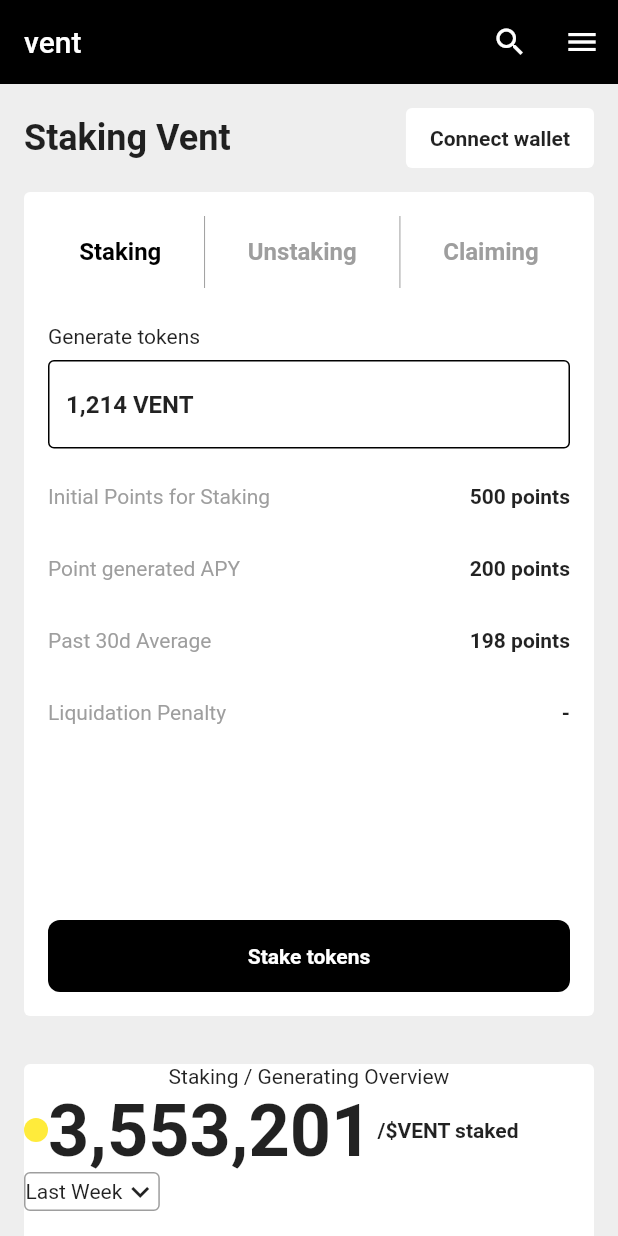
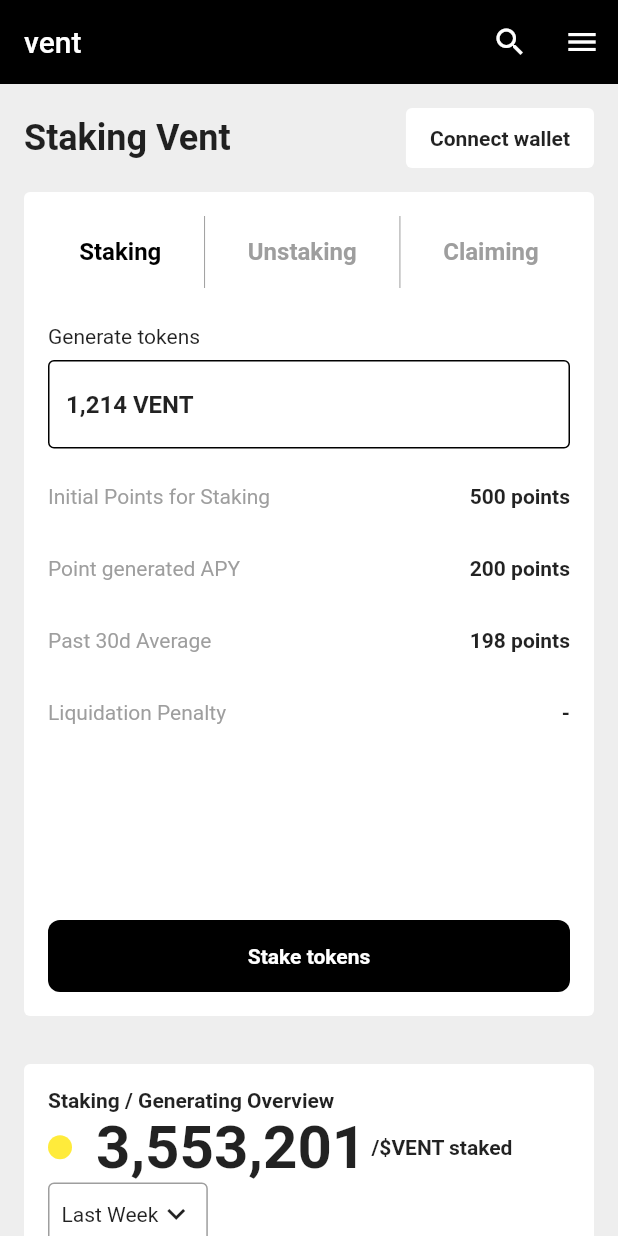
Before and after one commit to JAICHANGPARK/flutter_notebook_19th_story, a Flutter app: the screen it shows after launch, on a phone screen of 412 x 824 dp. Run offline on Flutter 3.47's test engine with Material 2 defaults, Android fonts, the phone set to English and light mode, and no system bars; drawn by our look-alikes of countup; our stand-ins replace cached_network_image, flutter_riverpod, freezed_annotation, smooth_page_indicator, video_player.

Commit message:
Update staking_main_page.dart

```diff
--- a/lib/ep1117_staking_app/src/ui/staking_main_page.dart
+++ b/lib/ep1117_staking_app/src/ui/staking_main_page.dart
@@ -492,14 +492,24 @@ class _StakingMainPageState extends State<StakingMainPage> with SingleTickerProv
                     color: Colors.white,
                     borderRadius: BorderRadius.circular(4),
                   ),
+                  padding: EdgeInsets.all(16),
                   child: Column(
+                    crossAxisAlignment: CrossAxisAlignment.start,
                     children: [
-                      Text("Staking / Generating Overview"),
+                      Text(
+                        "Staking / Generating Overview",
+                        style: TextStyle(
+                          fontWeight: FontWeight.bold,
+                        ),
+                      ),
                       Row(
                         children: [
                           CircleAvatar(
                             radius: 8,
                             backgroundColor: Colors.yellow,
+                          ),
+                          SizedBox(
+                            width: 16,
                           ),
                           Countup(
                             begin: 0,
@@ -509,7 +519,7 @@ class _StakingMainPageState extends State<StakingMainPage> with SingleTickerProv
                               seconds: 5,
                             ),
                             style: TextStyle(
-                              fontSize: 48,
+                              fontSize: 40,
                               fontWeight: FontWeight.bold,
                             ),
                           ),
@@ -531,6 +541,7 @@ class _StakingMainPageState extends State<StakingMainPage> with SingleTickerProv
                               ),
                               borderRadius: BorderRadius.circular(4),
                             ),
+                            padding: EdgeInsets.symmetric(horizontal: 8, vertical: 8),
                             child: Row(
                               children: [
                                 Text("Last Week"),
```
